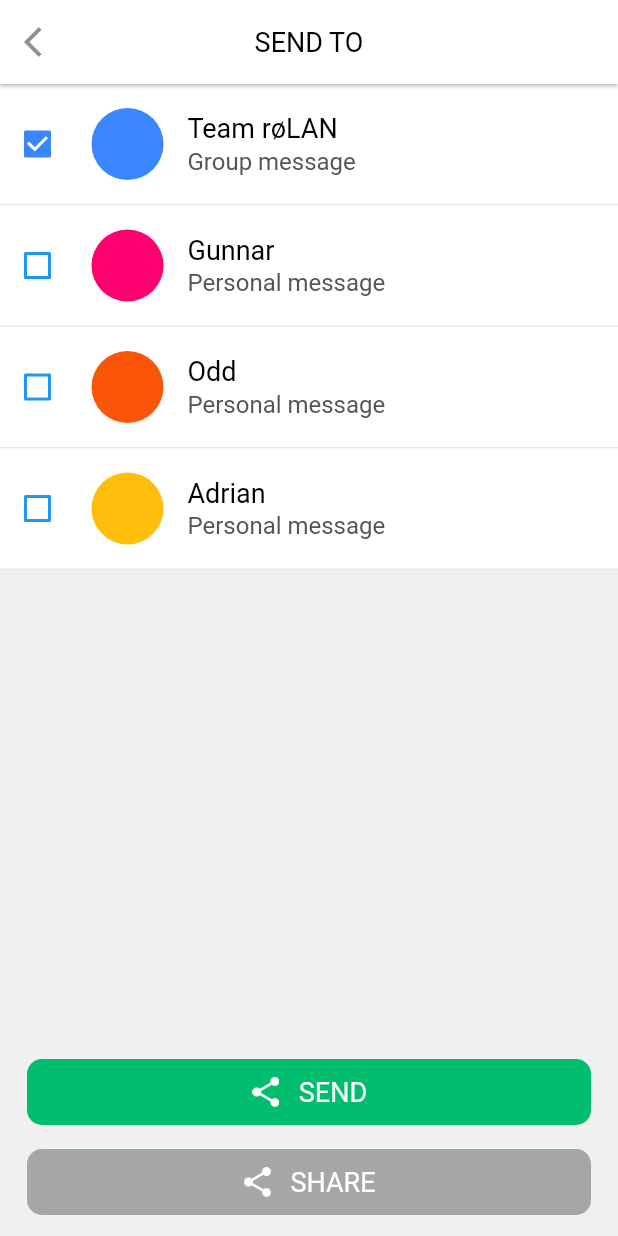
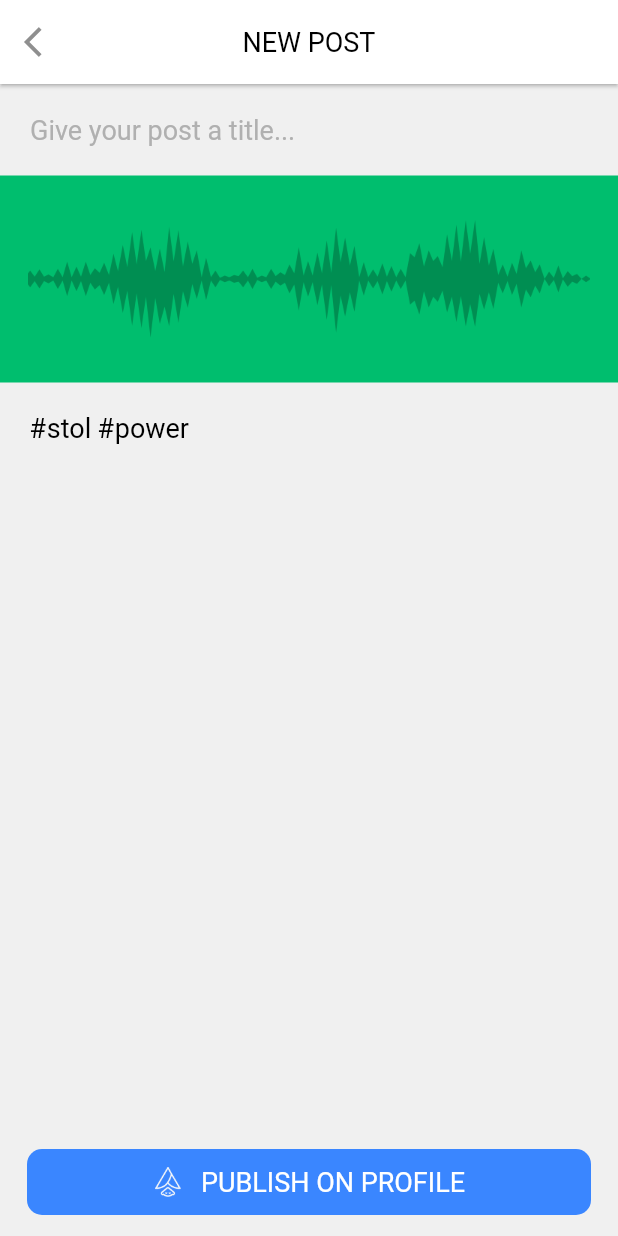
Before and after one commit to Niravoo7/voiceit, a Flutter app: the SendToScreen screen opened directly, after a tap on "SEND", on a phone screen of 412 x 824 dp. Run offline on Flutter 3.47's test engine with Material 2 defaults, Android fonts, the phone set to English and light mode, and no system bars; our stand-ins replace fluttertoast, shared_preferences; accounts and stored records are empty.

Commit message:
new_post_screen add_effect_screen voice_back_screen

```diff
--- a/lib/custom_widget/button_widget.dart
+++ b/lib/custom_widget/button_widget.dart
@@ -16,10 +16,10 @@ Widget ButtonWidget(BuildContext context, String name, Function onClick,Color bg
       child: Row(
         mainAxisAlignment: MainAxisAlignment.center,
         children: [
-          Padding(
+          icon !=null?  Padding(
             padding: const EdgeInsets.only(right: 12),
             child: Image.asset(icon,height: 20,width: 20),
-          ),
+          ):Container(height: 1,),
           TextWidget(name,
               color: AppConstants.clrWhite,
               fontSize: AppConstants.size_large,
--- a/lib/helper/constants.dart
+++ b/lib/helper/constants.dart
@@ -32,6 +32,9 @@ class AppConstants {
   static const Color clrTabProfile = Color(0xFF3A86FF);
   static const Color clrBackBtn = Color(0xFF8F8F8F);
   static const Color clrBtnBG = Color(0xFFA6A6A6);
+  static const Color clrGreyTex = Color(0xFFB0B0B0);
+  static const Color clrGreyBorder = Color(0xFFBBBBBB);
+  static const Color clrGreyBG = Color(0xFFD6D6D6);
 
   //fonts
   static const String fontRoboto = "Roboto";
@@ -69,6 +72,10 @@ class AppConstants {
   static const String img_search = '$root_image/img_search.png';
   static const String img_sent = '$root_image/img_sent.png';
   static const String img_share = '$root_image/img_share.png';
+  static const String img_union = '$root_image/img_union.png';
+  static const String img_xmlid = '$root_image/img_xmlid.png';
+  static const String img_tortoise = '$root_image/img_tortoise.png';
+  static const String img_rabbit = '$root_image/img_rabbit.png';
 
   //string
   static const String str_app_name = "VoiceIT";
@@ -120,4 +127,18 @@ class AppConstants {
   static const String str_sendTo = 'SEND TO';
   static const String str_send = 'SEND';
   static const String str_shae = 'SHARE';
+  static const String str_postTitle = 'Give your post a title...';
+  static const String str_newPost = 'NEW POST';
+  static const String str_stolPower = '#stol #power';
+  static const String str_publishOnProfile = 'PUBLISH ON PROFILE';
+  static const String str_addEffect = 'ADD EFFECT';
+  static const String str_highPitch = 'High pitch';
+  static const String str_highPitchDetail = 'Sounds like fast forward';
+  static const String str_lowPitch = 'Low pitch';
+  static const String str_lowPitchDetail = 'Sounds like slow motion';
+  static const String str_commingSoon = 'Comming soon...';
+  static const String str_done = 'DONE';
+  static const String str_messageFromGunnar = 'Message from Gunnar';
+  static const String str_team = 'Team RøLAN';
+  static const String str_voiceBack = 'VOICE BACK!';
 }
--- a/lib/helper/dialogues.dart
+++ b/lib/helper/dialogues.dart
@@ -84,7 +84,7 @@ void onLoading(BuildContext context, String strMessage) {
   );
 }
 
-Future<bool> onWillPops(BuildContext context) {
+/*Future<bool> onWillPops(BuildContext context) {
   return showDialog(
         context: context,
         // ignore: deprecated_member_use
@@ -104,4 +104,4 @@ Future<bool> onWillPops(BuildContext context) {
         ),
       ) ??
       false;
-}
+}*/
--- a/lib/screen/main_module/main_screen.dart
+++ b/lib/screen/main_module/main_screen.dart
@@ -57,7 +57,7 @@ class MainScreenState extends State<MainScreen> {
     return WillPopScope(
       onWillPop: () async {
         if (!navigatorKeys[currentTab].currentState.canPop()) {
-          onWillPops(context);
+         // onWillPops(context);
         } else {
           !await navigatorKeys[currentTab].currentState.maybePop();
         }
--- /dev/null
+++ b/lib/screen/main_module/messages/new_post_screen.dart
@@ -0,0 +1,62 @@
+import 'package:flutter/material.dart';
+import 'package:voiceit/custom_widget/button_widget.dart';
+import 'package:voiceit/custom_widget/common_appbar.dart';
+import 'package:voiceit/custom_widget/text_widget.dart';
+import 'package:voiceit/helper/constants.dart';
+import 'package:voiceit/screen/main_module/messages/add_effect_screen.dart';
+
+class NewPostScreen extends StatefulWidget {
+  @override
+  _NewPostScreenState createState() => _NewPostScreenState();
+}
+
+class _NewPostScreenState extends State<NewPostScreen> {
+  @override
+  Widget build(BuildContext context) {
+    return Scaffold(
+      appBar: CommonAppBar(context, AppConstants.str_newPost),
+      backgroundColor: AppConstants.clrScreenBG,
+      body: Stack(
+        children: [
+          ListView(
+            children: [
+              Padding(
+                padding: const EdgeInsets.all(20),
+                child: TextWidget(AppConstants.str_postTitle,
+                    fontWeight: FontWeight.w400,
+                    color: AppConstants.clrGreyTex,
+                    fontSize: AppConstants.size_large),
+              ),
+              Container(
+                color: AppConstants.clrTabCreate,
+                height: 138,
+                width: MediaQuery.of(context).size.width,
+                child: Image.asset(
+                  AppConstants.img_xmlid,
+                ),
+              ),
+              Padding(
+                padding: const EdgeInsets.all(20),
+                child: TextWidget(AppConstants.str_stolPower,
+                    fontWeight: FontWeight.normal,
+                    color: AppConstants.clrBlack,
+                    fontSize: AppConstants.size_large),
+              ),
+            ],
+          ),
+          Align(
+            alignment: Alignment.bottomCenter,
+            child: Container(
+                color: AppConstants.clrScreenBG,
+                margin: EdgeInsets.symmetric(horizontal: 18, vertical: 12),
+                child: ButtonWidget(context, AppConstants.str_publishOnProfile, () {
+                  Navigator.push(context,
+                      MaterialPageRoute(builder: (context) => AddEffectScreen()));
+                }, AppConstants.clrTabProfile, AppConstants.img_union)),
+          ),
+        ],
+      ),
+
+    );
+  }
+}
--- a/lib/screen/main_module/messages/send_to_screen.dart
+++ b/lib/screen/main_module/messages/send_to_screen.dart
@@ -6,6 +6,8 @@ import 'package:voiceit/custom_widget/divider_widget.dart';
 import 'package:voiceit/custom_widget/text_widget.dart';
 import 'package:voiceit/helper/constants.dart';
 import 'package:voiceit/model/messages_send_to_model.dart';
+
+import 'new_post_screen.dart';
 
 class SendToScreen extends StatefulWidget {
   @override
@@ -18,16 +20,20 @@ class _SendToScreenState extends State<SendToScreen> {
   @override
   void initState() {
     super.initState();
-    sendToModel
-        .add(new SendToModel(Color(0xFF3A86FF), "Team røLAN", "Group message",true));
-    sendToModel.add(new SendToModel(Color(0xFFFF006E), "Gunnar", "Personal message",false));
-    sendToModel.add(new SendToModel(Color(0xFFFB5607), "Odd", "Personal message",false));
-    sendToModel.add(new SendToModel(Color(0xFFFFBE0B), "Adrian", "Personal message",false));
+    sendToModel.add(new SendToModel(
+        Color(0xFF3A86FF), "Team røLAN", "Group message", true));
+    sendToModel.add(new SendToModel(
+        Color(0xFFFF006E), "Gunnar", "Personal message", false));
+    sendToModel.add(
+        new SendToModel(Color(0xFFFB5607), "Odd", "Personal message", false));
+    sendToModel.add(new SendToModel(
+        Color(0xFFFFBE0B), "Adrian", "Personal message", false));
   }
+
   @override
   Widget build(BuildContext context) {
     return Scaffold(
-      appBar: CommonAppBar(context,AppConstants.str_sendTo),
+      appBar: CommonAppBar(context, AppConstants.str_sendTo),
       backgroundColor: AppConstants.clrScreenBG,
       body: Container(
         child: Stack(
@@ -52,15 +58,19 @@ class _SendToScreenState extends State<SendToScreen> {
                                 Padding(
                                   padding: const EdgeInsets.only(left: 5),
                                   child: Theme(
-                                    data: ThemeData(unselectedWidgetColor: Colors.blue),
+                                    data: ThemeData(
+                                        unselectedWidgetColor: Colors.blue),
                                     child: Checkbox(
-                                      materialTapTargetSize: MaterialTapTargetSize.shrinkWrap,
+                                      materialTapTargetSize:
+                                          MaterialTapTargetSize.shrinkWrap,
                                       activeColor: AppConstants.clrTabProfile,
-                                        value: sendToModel[index].isCheck, onChanged: (bool value) {
-                                      setState(() {
-                                        sendToModel[index].isCheck = value;
-                                      });
-                                    },),
+                                      value: sendToModel[index].isCheck,
+                                      onChanged: (bool value) {
+                                        setState(() {
+                                          sendToModel[index].isCheck = value;
+                                        });
+                                      },
+                                    ),
                                   ),
                                 ),
                                 Container(
@@ -74,7 +84,8 @@ class _SendToScreenState extends State<SendToScreen> {
                                 Flexible(
                                   child: Column(
                                     mainAxisAlignment: MainAxisAlignment.center,
-                                    crossAxisAlignment: CrossAxisAlignment.start,
+                                    crossAxisAlignment:
+                                        CrossAxisAlignment.start,
                                     children: [
                                       TextWidget(sendToModel[index].name,
                                           fontWeight: FontWeight.w400,
@@ -82,10 +93,12 @@ class _SendToScreenState extends State<SendToScreen> {
                                           fontSize: AppConstants.size_large),
                                       Padding(
                                         padding: const EdgeInsets.only(top: 2),
-                                        child: TextWidget(sendToModel[index].followers,
+                                        child: TextWidget(
+                                            sendToModel[index].followers,
                                             fontWeight: FontWeight.w400,
                                             color: AppConstants.clrFollowers,
-                                            fontSize: AppConstants.size_medium_large),
+                                            fontSize:
+                                                AppConstants.size_medium_large),
                                       )
                                     ],
                                   ),
@@ -97,7 +110,8 @@ class _SendToScreenState extends State<SendToScreen> {
                           flex: 1,
                         ),
                         DividerWidget(
-                            height: 1, width: MediaQuery.of(context).size.width),
+                            height: 1,
+                            width: MediaQuery.of(context).size.width),
                       ],
                     ),
                   );
@@ -107,13 +121,16 @@ class _SendToScreenState extends State<SendToScreen> {
               children: [
                 Container(
                     margin: EdgeInsets.symmetric(horizontal: 18),
-                    child: ButtonWidget(context,AppConstants.str_send,(){},AppConstants.clrTabCreate,AppConstants.img_share)),
+                    child: ButtonWidget(context, AppConstants.str_send, () {
+                      Navigator.push(context,MaterialPageRoute(builder: (context)=>NewPostScreen()));
+                    },
+                        AppConstants.clrTabCreate, AppConstants.img_union)),
                 Container(
-                    margin: EdgeInsets.symmetric(horizontal: 18,vertical: 12),
-                    child: ButtonWidget(context,AppConstants.str_shae,(){},AppConstants.clrBtnBG,AppConstants.img_share))
+                    margin: EdgeInsets.symmetric(horizontal: 18, vertical: 12),
+                    child: ButtonWidget(context, AppConstants.str_shae, () {},
+                        AppConstants.clrBtnBG, AppConstants.img_share))
               ],
             )
-
           ],
         ),
       ),
```
Also changed, not shown: lib/model/add_effect_model.dart (added, +8 -0 lines), lib/screen/main_module/messages/add_effect_screen.dart (added, +125 -0 lines), lib/screen/main_module/profile/profile_screen.dart (+11 -4 lines), lib/screen/main_module/profile/voice_back_screen.dart (added, +96 -0 lines), assets/images/img_rabbit.png (added), assets/images/img_tortoise.png (added), assets/images/img_union.png (added), assets/images/img_xmlid.png (added).
